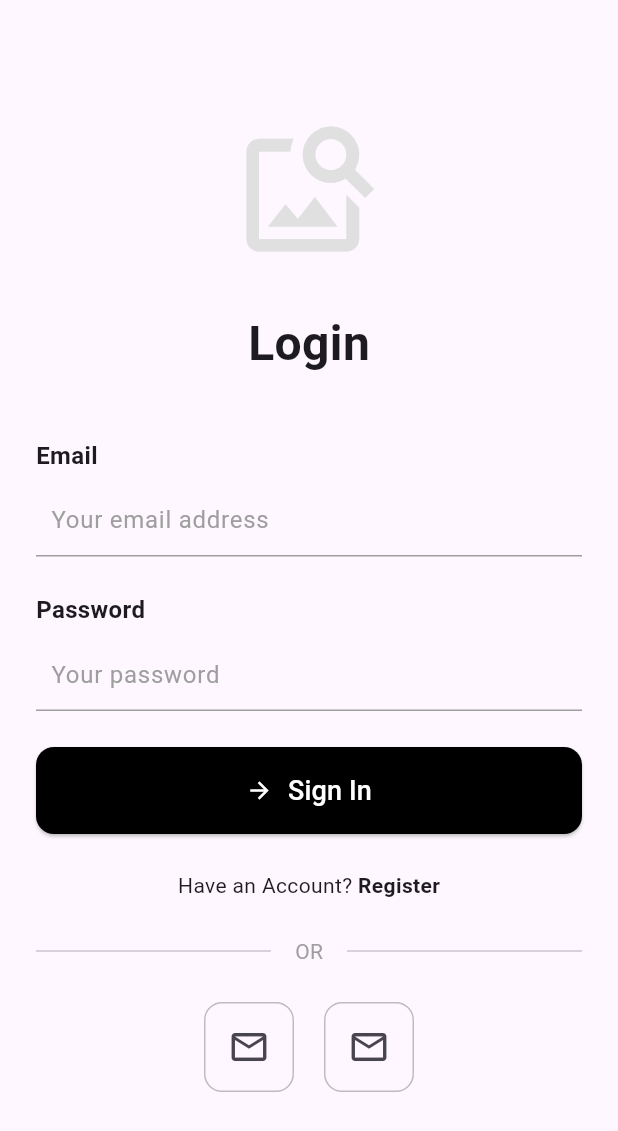
After one commit to Lolipopxn/Personal-Wellness-Tracker-App, a Flutter app: the WelcomePage screen opened directly, after a tap on "Already have an account? Login", on a phone screen of 412 x 824 dp. The commit adds this screen. Shown: the top 1131 px of the screen. Run offline on Flutter 3.47's test engine with Material 3 defaults, Android fonts, the phone set to English and light mode, and no system bars; our stand-ins replace firebase_auth, firebase_core; accounts and stored records are empty.

Commit message:
register and login

```diff
--- /dev/null
+++ b/personal_wellness_tracker/lib/app/auth_service.dart
@@ -0,0 +1,70 @@
+import 'package:firebase_auth/firebase_auth.dart';
+import 'package:flutter/material.dart';
+
+ValueNotifier<AuthService> authService = ValueNotifier(AuthService());
+
+class AuthService {
+  final FirebaseAuth firebaseAuth = FirebaseAuth.instance;
+
+  User? get currentUser => firebaseAuth.currentUser;
+
+  Stream<User?> get authStateChanges => firebaseAuth.authStateChanges();
+
+  Future<UserCredential> signIn({
+    required String email,
+    required String password,
+  }) async {
+    return await firebaseAuth.signInWithEmailAndPassword(
+      email: email,
+      password: password,
+    );
+  }
+
+  Future<UserCredential> createAccount({
+    required String email,
+    required String password,
+  }) async {
+    return await firebaseAuth.createUserWithEmailAndPassword(
+      email: email,
+      password: password,
+    );
+  }
+
+  Future<void> signOut() async {
+    await firebaseAuth.signOut();
+  }
+
+  Future<void> resetPassword({required String email}) async {
+    await firebaseAuth.sendPasswordResetEmail(email: email);
+  }
+
+  Future<void> updateUsername({required String username}) async {
+    await currentUser!.updateDisplayName(username);
+  }
+
+  Future<void> deleteAccount({
+    required String email,
+    required String password,
+  }) async {
+    AuthCredential credential = EmailAuthProvider.credential(
+      email: email,
+      password: password,
+    );
+    await currentUser!.reauthenticateWithCredential(credential);
+    await currentUser!.delete();
+    await firebaseAuth.signOut();
+  }
+
+  Future<void> resetPasswordFromCurrentPassword({
+    required String currentPassword,
+    required String newPassword,
+    required String email,
+  }) async {
+    AuthCredential credential = EmailAuthProvider.credential(
+      email: email,
+      password: currentPassword,
+    );
+    await currentUser!.reauthenticateWithCredential(credential);
+    await currentUser!.updatePassword(newPassword);
+  }
+}
--- a/personal_wellness_tracker/lib/pages/home.dart
+++ b/personal_wellness_tracker/lib/pages/home.dart
@@ -6,7 +6,7 @@ class HomePage extends StatelessWidget {
   @override
   Widget build(BuildContext context) {
     return Scaffold(
-      appBar: AppBar(title: Text('Home'), backgroundColor: Colors.lightGreen,),
+      appBar: AppBar(title: Text('Home'), backgroundColor: Colors.lightGreen),
       body: Center(
         child: Column(
           mainAxisAlignment: MainAxisAlignment.center,
@@ -25,6 +25,12 @@ class HomePage extends StatelessWidget {
               },
               child: Text('ไปที่หน้า profile'),
             ),
+            ElevatedButton(
+              onPressed: () {
+                Navigator.pushNamed(context, '/register');
+              },
+              child: Text('ไปที่หน้า register'),
+            ),
           ],
         ),
       ),
--- /dev/null
+++ b/personal_wellness_tracker/lib/pages/login_page.dart
@@ -0,0 +1,275 @@
+import 'package:firebase_auth/firebase_auth.dart';
+import 'package:flutter/material.dart';
+import 'package:personal_wellness_tracker/app/auth_service.dart';
+import 'package:personal_wellness_tracker/pages/profile_widget.dart';
+
+class LoginPage extends StatefulWidget {
+  const LoginPage({super.key});
+
+  @override
+  State<LoginPage> createState() => _LoginPageState();
+}
+
+class _LoginPageState extends State<LoginPage> {
+  TextEditingController controllerEmail = TextEditingController();
+  TextEditingController controllerPassword = TextEditingController();
+  final formKey = GlobalKey<FormState>();
+  String errorMessage = '';
+
+  @override
+  void dispose() {
+    controllerEmail.dispose();
+    controllerPassword.dispose();
+    super.dispose();
+  }
+
+  void signIn() async {
+    // แสดง loading indicator
+    showDialog(
+      context: context,
+      barrierDismissible: false,
+      builder: (context) => const Center(child: CircularProgressIndicator()),
+    );
+
+    try {
+      await authService.value.signIn(
+        email: controllerEmail.text.trim(),
+        password: controllerPassword.text.trim(),
+      );
+
+      // ถ้า login สำเร็จ -> ไปหน้า Profile
+      if (context.mounted) {
+        // ซ่อน loading indicator ก่อนเปลี่ยนหน้า
+        Navigator.of(context).pop();
+        Navigator.pushReplacement(
+          context,
+          MaterialPageRoute(builder: (_) => const ProfileWidget()),
+        );
+      }
+    } on FirebaseAuthException catch (e) {
+      // ซ่อน loading indicator
+      if (context.mounted) {
+        Navigator.of(context).pop();
+      }
+      setState(() {
+        errorMessage = e.message ?? 'An unknown error occurred.';
+      });
+    }
+  }
+
+  @override
+  Widget build(BuildContext context) {
+    return Scaffold(
+      // 1. ไม่มี AppBar
+      body: SafeArea(
+        child: Center(
+          child: SingleChildScrollView(
+            padding: const EdgeInsets.symmetric(horizontal: 24.0),
+            child: Form(
+              key: formKey,
+              child: Column(
+                mainAxisAlignment: MainAxisAlignment.center,
+                crossAxisAlignment: CrossAxisAlignment.start,
+                children: [
+                  // 2. Image Placeholder
+                  Center(
+                    child: Icon(
+                      Icons.image_search, // ไอคอน Placeholder
+                      size: 100,
+                      color: Colors.grey.shade300,
+                    ),
+                  ),
+                  const SizedBox(height: 30),
+
+                  // 3. Login Title
+                  const Center(
+                    child: Text(
+                      'Login',
+                      style: TextStyle(
+                        fontSize: 32,
+                        fontWeight: FontWeight.bold,
+                      ),
+                    ),
+                  ),
+                  const SizedBox(height: 40),
+
+                  // 4. Email Field
+                  const Text(
+                    'Email',
+                    style: TextStyle(fontWeight: FontWeight.bold, fontSize: 16),
+                  ),
+                  const SizedBox(height: 8),
+                  TextFormField(
+                    controller: controllerEmail,
+                    decoration: const InputDecoration(
+                      hintText: 'Your email address',
+                      hintStyle: TextStyle(color: Colors.grey),
+                      contentPadding: EdgeInsets.symmetric(
+                        vertical: 10.0,
+                        horizontal: 10.0,
+                      ),
+                      enabledBorder: UnderlineInputBorder(
+                        borderSide: BorderSide(color: Colors.grey),
+                      ),
+                      focusedBorder: UnderlineInputBorder(
+                        borderSide: BorderSide(color: Colors.black),
+                      ),
+                    ),
+                    keyboardType: TextInputType.emailAddress,
+                    validator: (value) {
+                      if (value == null || value.isEmpty) {
+                        return 'Please enter your email';
+                      }
+                      return null;
+                    },
+                  ),
+                  const SizedBox(height: 24),
+
+                  // 5. Password Field
+                  const Text(
+                    'Password',
+                    style: TextStyle(fontWeight: FontWeight.bold, fontSize: 16),
+                  ),
+                  const SizedBox(height: 8),
+                  TextFormField(
+                    controller: controllerPassword,
+                    decoration: const InputDecoration(
+                      hintText: 'Your password',
+                      hintStyle: TextStyle(color: Colors.grey),
+                      contentPadding: EdgeInsets.symmetric(
+                        vertical: 10.0,
+                        horizontal: 10.0,
+                      ),
+                      enabledBorder: UnderlineInputBorder(
+                        borderSide: BorderSide(color: Colors.grey),
+                      ),
+                      focusedBorder: UnderlineInputBorder(
+                        borderSide: BorderSide(color: Colors.black),
+                      ),
+                    ),
+                    obscureText: true,
+                    validator: (value) {
+                      if (value == null || value.isEmpty) {
+                        return 'Please enter your password';
+                      }
+                      return null;
+                    },
+                  ),
+                  const SizedBox(height: 24),
+
+                  // Error Message
+                  if (errorMessage.isNotEmpty)
+                    Center(
+                      child: Padding(
+                        padding: const EdgeInsets.only(bottom: 16.0),
+                        child: Text(
+                          errorMessage,
+                          style: const TextStyle(color: Colors.red),
+                          textAlign: TextAlign.center,
+                        ),
+                      ),
+                    ),
+
+                  // 6. Sign In Button
+                  SizedBox(
+                    width: double.infinity,
+                    child: ElevatedButton(
+                      onPressed: () {
+                        if (formKey.currentState?.validate() ?? false) {
+                          signIn();
+                        }
+                      },
+                      style: ElevatedButton.styleFrom(
+                        backgroundColor: Colors.black,
+                        foregroundColor: Colors.white,
+                        padding: const EdgeInsets.symmetric(vertical: 16),
+                        shape: RoundedRectangleBorder(
+                          borderRadius: BorderRadius.circular(12),
+                        ),
+                      ),
+                      child: const Row(
+                        mainAxisAlignment: MainAxisAlignment.center,
+                        children: [
+                          Icon(Icons.arrow_forward),
+                          SizedBox(width: 10),
+                          Text('Sign In', style: TextStyle(fontSize: 18)),
+                        ],
+                      ),
+                    ),
+                  ),
+                  const SizedBox(height: 24),
+
+                  // 7. "Have an Account?" Link
+                  Row(
+                    mainAxisAlignment: MainAxisAlignment.center,
+                    children: [
+                      const Text("Have an Account? "),
+                      GestureDetector(
+                        onTap: () {
+                          // TODO: Navigate to Register Page
+                        },
+                        child: const Text(
+                          'Register',
+                          style: TextStyle(fontWeight: FontWeight.bold),
+                        ),
+                      ),
+                    ],
+                  ),
+                  const SizedBox(height: 24),
+
+                  // 8. "OR" Divider
+                  const Row(
+                    children: [
+                      Expanded(child: Divider(thickness: 1)),
+                      Padding(
+                        padding: EdgeInsets.symmetric(horizontal: 16),
+                        child: Text('OR', style: TextStyle(color: Colors.grey)),
+                      ),
+                      Expanded(child: Divider(thickness: 1)),
+                    ],
+                  ),
+                  const SizedBox(height: 24),
+
+                  // 9. Social Login Buttons
+                  Row(
+                    mainAxisAlignment: MainAxisAlignment.center,
+                    children: [
+                      IconButton(
+                        icon: const Icon(Icons.email_outlined, size: 28),
+                        onPressed: () {
+                          /* TODO: Handle 1st social login */
+                        },
+                        style: IconButton.styleFrom(
+                          side: BorderSide(color: Colors.grey.shade400),
+                          shape: RoundedRectangleBorder(
+                            borderRadius: BorderRadius.circular(12),
+                          ),
+                          padding: const EdgeInsets.all(16),
+                        ),
+                      ),
+                      const SizedBox(width: 20),
+                      IconButton(
+                        icon: const Icon(Icons.email_outlined, size: 28),
+                        onPressed: () {
+                          /* TODO: Handle 2nd social login */
+                        },
+                        style: IconButton.styleFrom(
+                          side: BorderSide(color: Colors.grey.shade400),
+                          shape: RoundedRectangleBorder(
+                            borderRadius: BorderRadius.circular(12),
+                          ),
+                          padding: const EdgeInsets.all(16),
+                        ),
+                      ),
+                    ],
+                  ),
+                  const SizedBox(height: 20),
+                ],
+              ),
+            ),
+          ),
+        ),
+      ),
+    );
+  }
+}
--- /dev/null
+++ b/personal_wellness_tracker/lib/pages/welcome_page.dart
@@ -0,0 +1,61 @@
+import 'package:flutter/material.dart';
+import 'package:personal_wellness_tracker/pages/register_page.dart';
+import 'package:personal_wellness_tracker/pages/login_page.dart';
+
+class WelcomePage extends StatelessWidget {
+  const WelcomePage({super.key});
+
+  @override
+  Widget build(BuildContext context) {
+    return Scaffold(
+      backgroundColor: Colors.white,
+      body: SafeArea(
+        child: Padding(
+          padding: const EdgeInsets.all(24.0),
+          child: Column(
+            mainAxisAlignment: MainAxisAlignment.center,
+            crossAxisAlignment: CrossAxisAlignment.stretch,
+            children: [
+              const Text(
+                'Welcome to Wellness Tracker',
+                textAlign: TextAlign.center,
+                style: TextStyle(fontSize: 28, fontWeight: FontWeight.bold),
+              ),
+              const SizedBox(height: 40),
+
+              ElevatedButton(
+                onPressed: () {
+                  Navigator.push(
+                    context,
+                    MaterialPageRoute(
+                      builder: (context) => const RegisterPage(),
+                    ),
+                  );
+                },
+                style: ElevatedButton.styleFrom(
+                  padding: const EdgeInsets.symmetric(vertical: 16),
+                ),
+                child: const Text('Get Started'),
+              ),
+
+              const SizedBox(height: 16),
+
+              TextButton(
+                onPressed: () {
+                  Navigator.push(
+                    context,
+                    MaterialPageRoute(builder: (context) => const LoginPage()),
+                  );
+                },
+                child: const Text(
+                  'Already have an account? Login',
+                  style: TextStyle(fontSize: 16),
+                ),
+              ),
+            ],
+          ),
+        ),
+      ),
+    );
+  }
+}
```
Also changed, not shown: personal_wellness_tracker/lib/pages/app_loading_page.dart (added, +10 -0 lines), personal_wellness_tracker/lib/pages/auth_layout.dart (added, +35 -0 lines), personal_wellness_tracker/lib/pages/profile_widget.dart (added, +25 -0 lines), personal_wellness_tracker/lib/pages/register_page.dart (added, +131 -0 lines), personal_wellness_tracker/firebase.json (added), personal_wellness_tracker/lib/firebase_options.dart (added), 1 other file.
